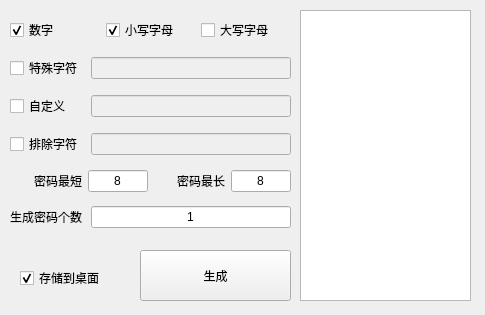
Above: PasswordGenerator/mainwindow.ui from brok1n/ToolChest before the change. Below: the same form after it.
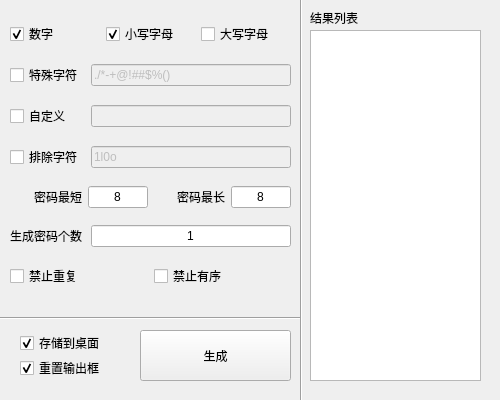
That is the form after the change.

```diff
--- a/PasswordGenerator/mainwindow.ui
+++ b/PasswordGenerator/mainwindow.ui
@@ -6,10 +6,22 @@
    <rect>
     <x>0</x>
     <y>0</y>
-    <width>485</width>
-    <height>315</height>
+    <width>500</width>
+    <height>400</height>
    </rect>
   </property>
+  <property name="minimumSize">
+   <size>
+    <width>500</width>
+    <height>400</height>
+   </size>
+  </property>
+  <property name="maximumSize">
+   <size>
+    <width>500</width>
+    <height>400</height>
+   </size>
+  </property>
   <property name="windowTitle">
    <string>密码生成器</string>
   </property>
@@ -18,7 +30,7 @@
     <property name="geometry">
      <rect>
       <x>140</x>
-      <y>250</y>
+      <y>330</y>
       <width>151</width>
       <height>51</height>
      </rect>
@@ -31,8 +43,8 @@
     <property name="geometry">
      <rect>
       <x>20</x>
-      <y>270</y>
-      <width>111</width>
+      <y>335</y>
+      <width>101</width>
       <height>16</height>
      </rect>
     </property>
@@ -46,10 +58,10 @@
    <widget class="QPlainTextEdit" name="resultEdt">
     <property name="geometry">
      <rect>
-      <x>300</x>
-      <y>10</y>
+      <x>310</x>
+      <y>30</y>
       <width>171</width>
-      <height>291</height>
+      <height>351</height>
      </rect>
     </property>
     <property name="readOnly">
@@ -59,13 +71,71 @@
      <string/>
     </property>
    </widget>
+   <widget class="QCheckBox" name="resetResultCbox">
+    <property name="geometry">
+     <rect>
+      <x>20</x>
+      <y>360</y>
+      <width>101</width>
+      <height>16</height>
+     </rect>
+    </property>
+    <property name="toolTip">
+     <string>&lt;html&gt;&lt;head/&gt;&lt;body&gt;&lt;p&gt;清空结果列表，填入本次生成的密码。&lt;/p&gt;&lt;/body&gt;&lt;/html&gt;</string>
+    </property>
+    <property name="text">
+     <string>重置输出框</string>
+    </property>
+    <property name="checked">
+     <bool>true</bool>
+    </property>
+   </widget>
+   <widget class="Line" name="line">
+    <property name="geometry">
+     <rect>
+      <x>300</x>
+      <y>-5</y>
+      <width>3</width>
+      <height>410</height>
+     </rect>
+    </property>
+    <property name="orientation">
+     <enum>Qt::Vertical</enum>
+    </property>
+   </widget>
+   <widget class="Line" name="line_2">
+    <property name="geometry">
+     <rect>
+      <x>0</x>
+      <y>310</y>
+      <width>301</width>
+      <height>16</height>
+     </rect>
+    </property>
+    <property name="orientation">
+     <enum>Qt::Horizontal</enum>
+    </property>
+   </widget>
+   <widget class="QLabel" name="label_4">
+    <property name="geometry">
+     <rect>
+      <x>310</x>
+      <y>10</y>
+      <width>171</width>
+      <height>16</height>
+     </rect>
+    </property>
+    <property name="text">
+     <string>结果列表</string>
+    </property>
+   </widget>
    <widget class="QWidget" name="">
     <property name="geometry">
      <rect>
       <x>10</x>
-      <y>10</y>
+      <y>11</y>
       <width>281</width>
-      <height>231</height>
+      <height>291</height>
      </rect>
     </property>
     <layout class="QVBoxLayout" name="verticalLayout">
@@ -120,6 +190,15 @@
            <height>16777215</height>
           </size>
          </property>
+         <property name="toolTip">
+          <string>&lt;html&gt;&lt;head/&gt;&lt;body&gt;&lt;p&gt;如果密码需要有特殊字符，可以勾选前面的 特殊字符 然后在这里输入密码中可以包含的特殊字符&lt;/p&gt;&lt;/body&gt;&lt;/html&gt;</string>
+         </property>
+         <property name="text">
+          <string>./*-+@!##$%()</string>
+         </property>
+         <property name="maxLength">
+          <number>1024</number>
+         </property>
          <property name="readOnly">
           <bool>false</bool>
          </property>
@@ -174,6 +253,15 @@
            <height>16777215</height>
           </size>
          </property>
+         <property name="toolTip">
+          <string>&lt;html&gt;&lt;head/&gt;&lt;body&gt;&lt;p&gt;如果不要在密码中出现某些字符，可以勾选前面的 排除字符 然后在这里填入不需要的字符串&lt;/p&gt;&lt;/body&gt;&lt;/html&gt;</string>
+         </property>
+         <property name="text">
+          <string>1l0o</string>
+         </property>
+         <property name="maxLength">
+          <number>1024</number>
+         </property>
          <property name="readOnly">
           <bool>false</bool>
          </property>
@@ -264,6 +352,30 @@
        </item>
       </layout>
      </item>
+     <item>
+      <layout class="QHBoxLayout" name="horizontalLayout_7">
+       <item>
+        <widget class="QCheckBox" name="checkBox">
+         <property name="toolTip">
+          <string>&lt;html&gt;&lt;head/&gt;&lt;body&gt;&lt;p&gt;生成的密码中禁止有重复的字符&lt;/p&gt;&lt;/body&gt;&lt;/html&gt;</string>
+         </property>
+         <property name="text">
+          <string>禁止重复</string>
+         </property>
+        </widget>
+       </item>
+       <item>
+        <widget class="QCheckBox" name="checkBox_2">
+         <property name="toolTip">
+          <string>&lt;html&gt;&lt;head/&gt;&lt;body&gt;&lt;p&gt;生成的密码中 禁止有顺序的字符 如:123、abc&lt;/p&gt;&lt;/body&gt;&lt;/html&gt;</string>
+         </property>
+         <property name="text">
+          <string>禁止有序</string>
+         </property>
+        </widget>
+       </item>
+      </layout>
+     </item>
     </layout>
    </widget>
   </widget>
```
Left out of the diff: 27 changed lines with no effect on the pictures.
